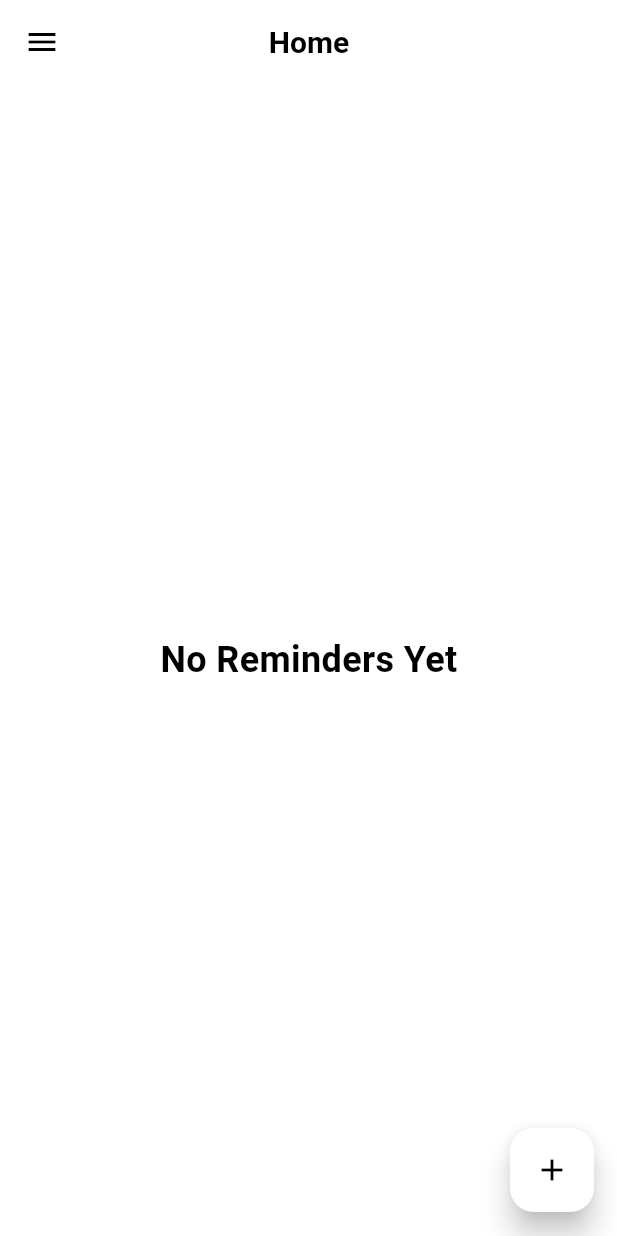
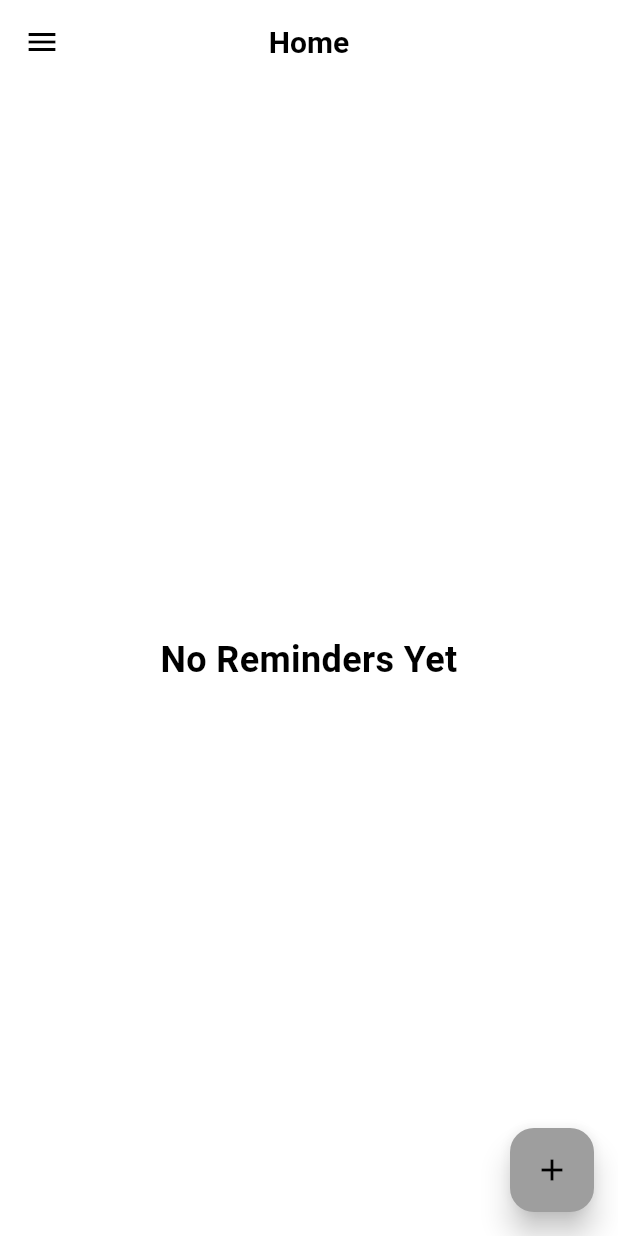
Before and after one commit to AhmadDaneil/reminder_app, a Flutter app: the screen it shows after launch, on a phone screen of 412 x 824 dp. Run offline on Flutter 3.47's test engine with Material 3 defaults, Android fonts, the phone set to English and light mode, and no system bars; our stand-ins replace flutter_colorpicker, flutter_local_notifications, flutter_spinkit, flutter_timezone, rxdart, timezone.

Commit message:
Fix the color for dropdown, card from notes and floating button

```diff
--- a/lib/main.dart
+++ b/lib/main.dart
@@ -67,13 +67,33 @@ class MyApp extends StatelessWidget {
       }
 
   TextTheme _getTextTheme(String size) {
+    double fontSize;
         switch (size) {
           case 'Small':
-            return const TextTheme(bodyMedium: TextStyle(fontSize: 14));
+            fontSize= 12.0;
+            break;
           case 'Large':
-            return const TextTheme(bodyMedium: TextStyle(fontSize: 20));
+            fontSize = 20.0;
+            break;
+          case 'Medium':
+            fontSize = 16.0;
+            break;
           default:
-            return const TextTheme(bodyMedium: TextStyle(fontSize: 16));
+            fontSize = 14.0;
         }
-      }
+    return TextTheme(
+    bodySmall: TextStyle(fontSize: fontSize),
+    bodyMedium: TextStyle(fontSize: fontSize),
+    bodyLarge: TextStyle(fontSize: fontSize),
+    titleSmall: TextStyle(fontSize: fontSize),
+    titleMedium: TextStyle(fontSize: fontSize),
+    titleLarge: TextStyle(fontSize: fontSize),
+    labelSmall: TextStyle(fontSize: fontSize),
+    labelMedium: TextStyle(fontSize: fontSize),
+    labelLarge: TextStyle(fontSize: fontSize),
+    headlineSmall: TextStyle(fontSize: fontSize),
+    headlineMedium: TextStyle(fontSize: fontSize),
+    headlineLarge: TextStyle(fontSize: fontSize),
+  );
+  }
 }
--- a/lib/screens/add_notes.dart
+++ b/lib/screens/add_notes.dart
@@ -38,8 +38,6 @@ class AddNotes extends StatelessWidget {
               decoration: InputDecoration(
                 hintText: 'Title',
                 hintStyle: TextStyle(color: settings.fontColor),
-                filled: true,
-                fillColor: settings.isDarkmode? Colors.grey[850]: Colors.white54,
                 border: InputBorder.none,
               ),
             ),
@@ -55,8 +53,6 @@ class AddNotes extends StatelessWidget {
                   hintStyle: TextStyle(
                     color: settings.fontColor
                   ),
-                  filled: true,
-                  fillColor: settings.isDarkmode? Colors.grey[850]: Colors.white54,
                   border: InputBorder.none,
                 ),
               ),
--- a/lib/screens/home.dart
+++ b/lib/screens/home.dart
@@ -32,9 +32,9 @@ class _HomeState extends State<Home> {
             Navigator.pushNamed(context, '/add_reminder');
             setState(() {});
           },
-          backgroundColor: Colors.white,
+          backgroundColor: settings.isDarkmode ?Colors.grey[850] : Colors.grey,
           elevation: 8.0,
-          child: const Icon(Icons.add, color: Colors.black,),
+          child: Icon(Icons.add, color: settings.fontColor),
         ),
         drawer: Drawer(
           child: ListView(
--- a/lib/screens/notes.dart
+++ b/lib/screens/notes.dart
@@ -38,8 +38,6 @@ class _NotesState extends State<Notes> {
                 prefixIcon: Icon(Icons.search, color: textColor),
                 hintText: 'Search Notes...',
                 hintStyle: TextStyle(color: textColor),
-                filled: true,
-                fillColor: settings.isDarkmode? Colors.grey[850]: Colors.white54,
                 border: OutlineInputBorder(
                   borderRadius: BorderRadius.circular(12)
                 ),
@@ -52,7 +50,7 @@ class _NotesState extends State<Notes> {
                 itemCount: 10,
                 itemBuilder: (context, index) {
                   return Card(
-                    color: settings.isDarkmode ? Colors.grey[850] : Colors.white54,
+                    color: settings.isDarkmode ? Colors.grey[850] : Colors.grey,
                     margin: const EdgeInsets.symmetric(vertical: 8),
                     child: ListTile(
                       title: Text(
```
Also changed, not shown: lib/screens/settings.dart (+17 -2 lines), lib/services/settings_provider.dart (+9 -0 lines).
